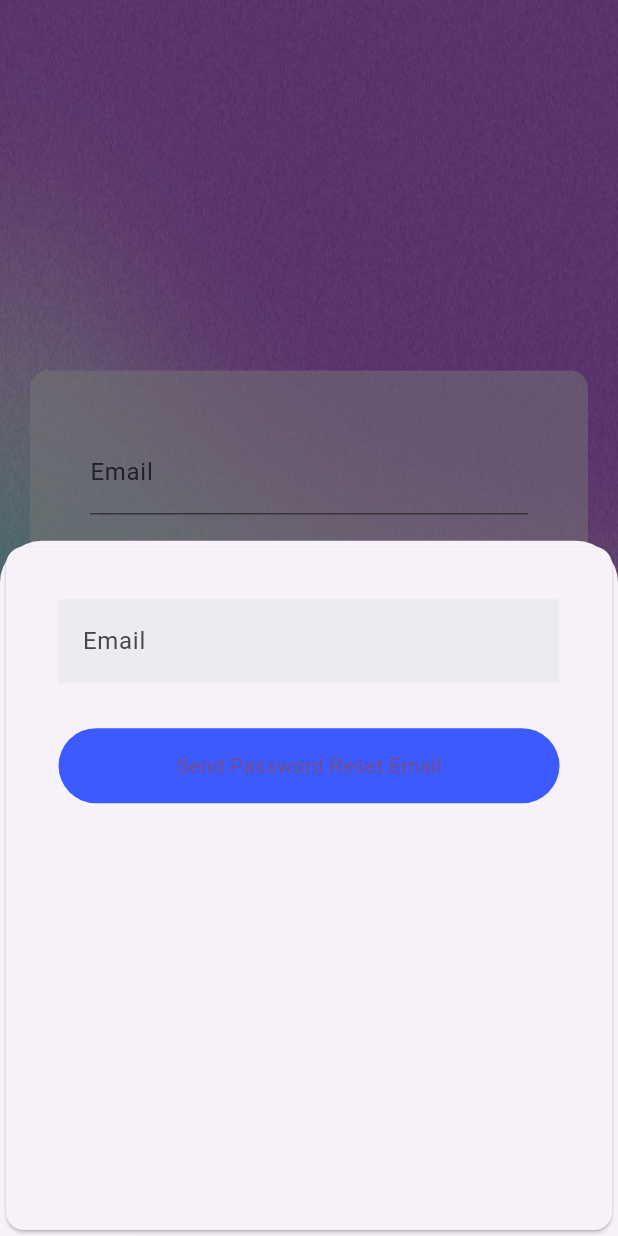
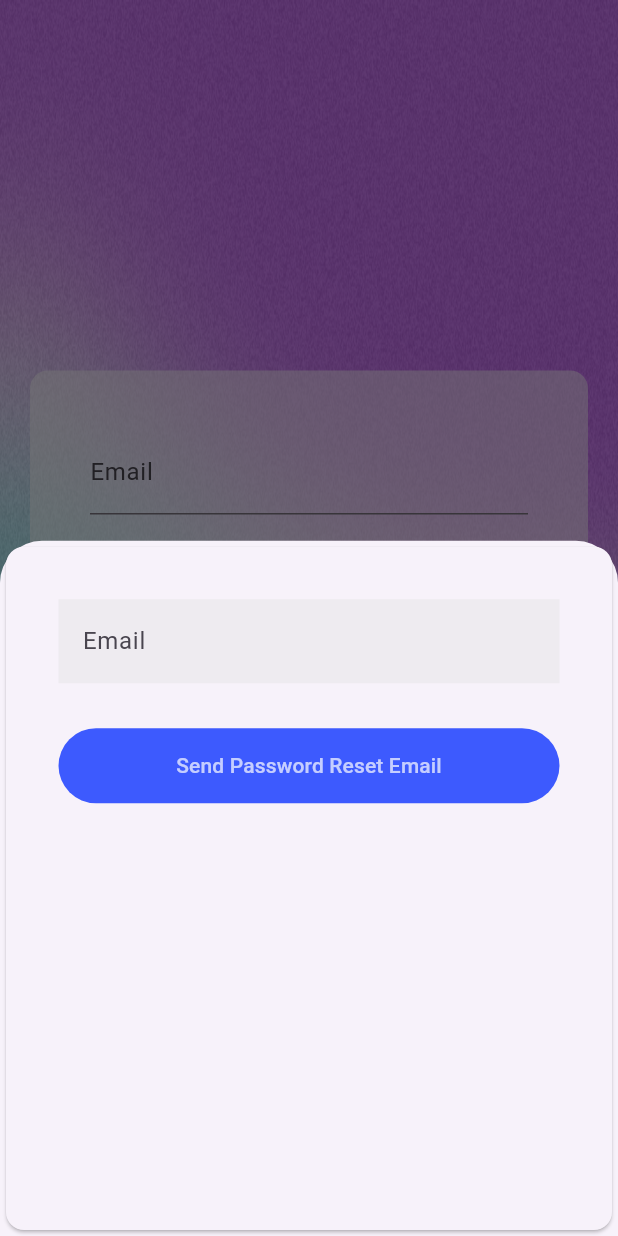
Before and after one commit to s4nk37/chirp, a Flutter app: the screen it shows after launch, after a tap on "Forgot password?", on a phone screen of 412 x 824 dp. Run offline on Flutter 3.47's test engine with Material 3 defaults, Android fonts, the light colour scheme and no system bars; our stand-ins replace cloud_firestore, firebase_auth, firebase_core, firebase_messaging, firebase_storage, image_picker; accounts and stored records are empty; generated files the repository leaves out were written again.

Commit message:
Minor changes

```diff
--- a/lib/widgets/auth/auth_form.dart
+++ b/lib/widgets/auth/auth_form.dart
@@ -139,7 +139,10 @@
                             elevation: 0.0,
                             padding: const EdgeInsets.symmetric(vertical: 15),
                           ),
-                          child: const Text("Send Password Reset Email"),
+                          child: const Text(
+                            "Send Password Reset Email",
+                            style: TextStyle(color: Colors.white70),
+                          ),
                         ),
                       ],
                     ),
@@ -218,7 +221,10 @@
                       ),
                       child: widget.isLoading
                           ? const CircularProgressIndicator()
-                          : Text(_isLogin ? "Login" : "Signup"),
+                          : Text(
+                              _isLogin ? "Login" : "Signup",
+                              style: const TextStyle(color: Colors.white70),
+                            ),
                     ),
                     TextButton(
                       onPressed: () {
```
Also changed, not shown: pubspec.lock, 1 other file.
